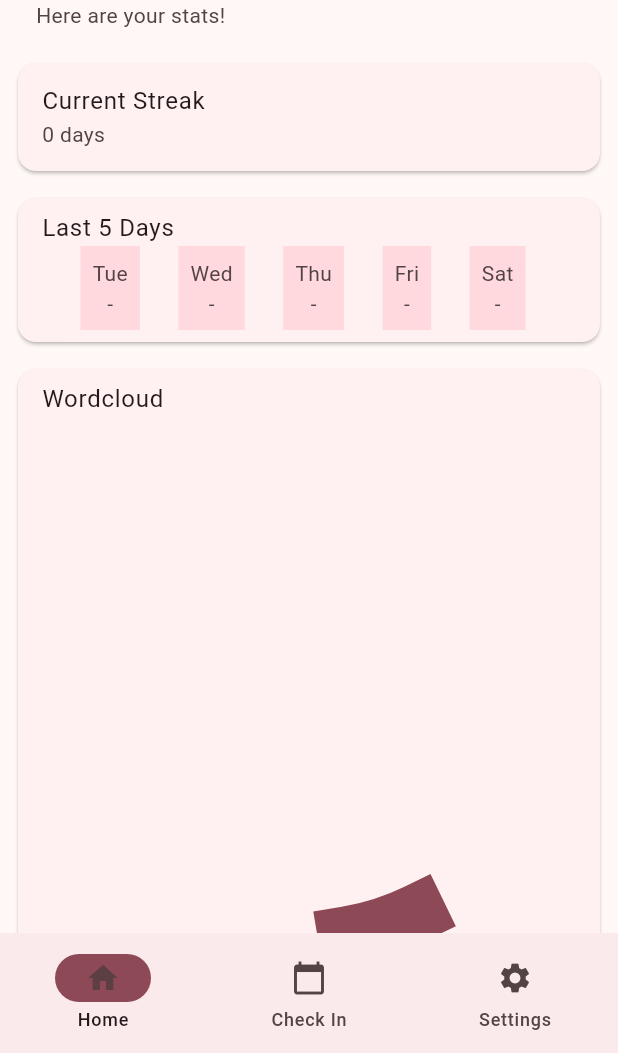
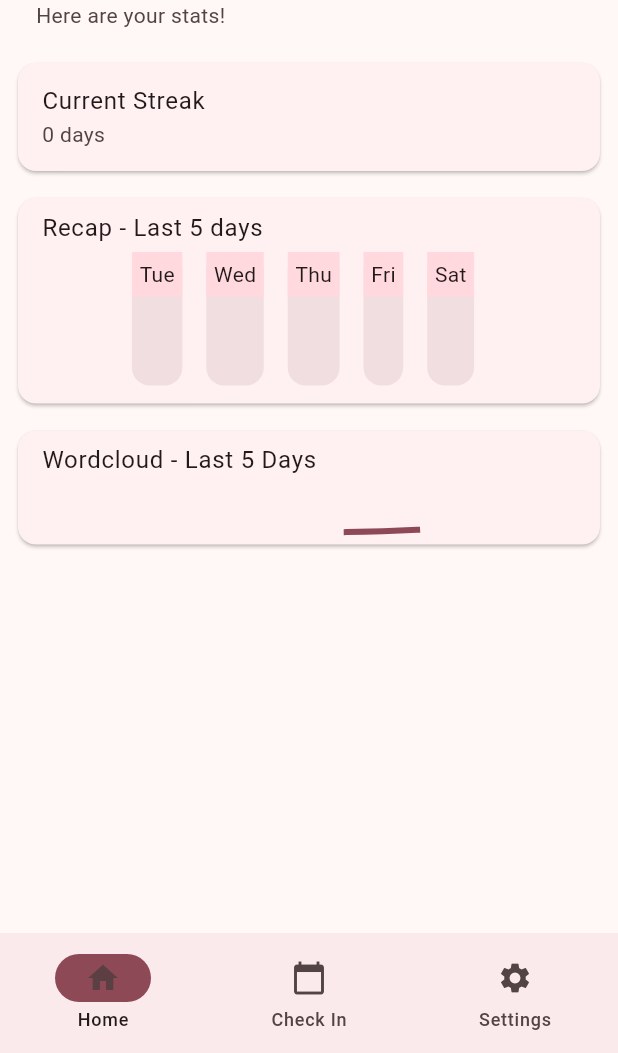
Before and after one commit to luna-mm/vibe_check, a Flutter app: the screen it shows after launch, on a phone screen of 412 x 824 dp, the part 183-1236 px from its top. Run offline on Flutter 3.47's test engine with Material 3 defaults, Android fonts, the phone set to English and light mode, and no system bars; our stand-ins replace awesome_notifications, google_fonts, sqflite; missing offline and left inert: flutter_confetti, word_cloud; accounts and stored records are empty.

Commit message:
Refactored recap and wordcloud

```diff
--- a/lib/cards.dart
+++ b/lib/cards.dart
@@ -6,36 +6,7 @@ import 'package:word_cloud/word_cloud.dart';
 /// This file contains various "cards", widgets displayed on the Analysis page
 /// that display the user's statistics in varying ways.
 
-/// For development purposes only
-/// Card that displays all entries in the database
-class AllEntriesWidget extends StatelessWidget {
-  final List<Entry> entries;
-
-  const AllEntriesWidget({
-    required this.entries,
-    super.key
-  });
-
-  @override
-  Widget build(BuildContext context) {
-    return Scaffold(
-      appBar: AppBar(
-        title: const Text("All Entries"),
-      ),
-      body: ListView.builder(
-        itemCount: entries.length,
-        itemBuilder: (context, index) {
-          return ListTile(
-            title: Text('Entry ${index + 1}'),
-            subtitle: Text(entries[index].toString())
-          );
-        },
-      )
-    );
-  }
-}
-
-/// Card that displays the user's current and longest streaks
+// Card that displays the user's current and longest streaks
 class StreakCard extends StatelessWidget {
   final List<Entry> entries;
 
@@ -50,7 +21,6 @@ class StreakCard extends StatelessWidget {
       child: Column(
         children: <Widget>[
           ListTile(
-            /// TODO: Add text formatting (from theme)
             title: Text("Current Streak"),
             subtitle: Text("${getStreak(entries)} days"),
           )
@@ -60,100 +30,189 @@ class StreakCard extends StatelessWidget {
   }
 }
 
-/// Card that displays the user's emojis in the last 7 days
+// Card that displays the user's emojis the past x (currently 5) days
 class RecapCard extends StatelessWidget {
   final List<Entry> entries;
 
   const RecapCard({
     required this.entries,
-    super.key
+    super.key,
   });
 
   @override
   Widget build(BuildContext context) {
-    DateTime now = DateTime.now();
-    List<String> todayEmojis = getDay(entries, now).map((entry) => entry.emoji).toList();
-    List<String> yesterdayEmojis = getDay(entries, now.subtract(const Duration(days: 1))).map((entry) => entry.emoji).toList();
-    List<String> twoDaysAgoEmojis = getDay(entries, now.subtract(const Duration(days: 2))).map((entry) => entry.emoji).toList();
-    List<String> threeDaysAgoEmojis = getDay(entries, now.subtract(const Duration(days: 3))).map((entry) => entry.emoji).toList();
-    List<String> fourDaysAgoEmojis = getDay(entries, now.subtract(const Duration(days: 4))).map((entry) => entry.emoji).toList();
+    final now = DateTime.now();
+
+    // Generate list for the last x days
+    final int x = 5;
+    final days = List.generate(x, (i) {
+      final date = now.subtract(Duration(days: (x - 1) - i));
+      final emojis = getDay(entries, date).map((entry) => entry.emoji).toList();
+      return _RecapColumn(date: date, emojis: emojis);
+    });
 
     return Card(
+      child: ListTile(
+        title: Text("Recap - Last $x days"),
+        subtitle: Wrap(
+          alignment: WrapAlignment.center,
+          spacing: 8,
+          runSpacing: 8,
+          children: days
+        )
+      )
+    );
+  }
+}
+
+class _RecapColumn extends StatelessWidget {
+  final DateTime date;
+  final List<String> emojis;
+
+  const _RecapColumn({
+    required this.date,
+    required this.emojis,
+  });
+
+  @override
+  Widget build(BuildContext context) {
+    return Card.filled(
       child: Column(
-        children: <Widget>[
-          ListTile(
-            title: Text("Last 5 Days"),
-            subtitle: Row(
-              mainAxisAlignment: MainAxisAlignment.spaceEvenly,
-              children: <Widget>[
-                Container(
-                  padding: const EdgeInsets.all(8),
-                  color: Theme.of(context).colorScheme.secondaryContainer,
-                  child: Column(
-                    children: [
-                      Text(DateFormat('EEE').format(now.subtract(const Duration(days: 4)))),
-                      if (fourDaysAgoEmojis.isNotEmpty)
-                        Text(fourDaysAgoEmojis.join("\n"))
-                      else Text(" - "),
-                    ]
-                  )
-                ),
-                Container(
-                  padding: const EdgeInsets.all(8),
-                  color: Theme.of(context).colorScheme.secondaryContainer,
-                  child: Column(
-                    children: [
-                      Text(DateFormat('EEE').format(now.subtract(const Duration(days: 3)))),
-                      if (threeDaysAgoEmojis.isNotEmpty)
-                        Text(threeDaysAgoEmojis.join("\n"))
-                      else Text(" - "),
-                    ]
-                  )
-                ),
-                Container(
-                  padding: const EdgeInsets.all(8),
-                  color: Theme.of(context).colorScheme.secondaryContainer,
-                  child: Column(
-                    children: [
-                      Text(DateFormat('EEE').format(now.subtract(const Duration(days: 2)))),
-                      if (twoDaysAgoEmojis.isNotEmpty)
-                        Text(twoDaysAgoEmojis.join("\n"))
-                      else Text(" - "),
-                    ]
-                  )
-                ),
-                Container(
-                  padding: const EdgeInsets.all(8),
-                  color: Theme.of(context).colorScheme.secondaryContainer,
-                  child: Column(
-                    children: [
-                      Text(DateFormat('EEE').format(now.subtract(const Duration(days: 1)))),
-                      if (yesterdayEmojis.isNotEmpty)
-                        Text(yesterdayEmojis.join("\n"))
-                      else Text(" - "),
-                    ]
-                  )
-                ),
-                Container(
-                  padding: const EdgeInsets.all(8),
-                  color: Theme.of(context).colorScheme.secondaryContainer,
-                  child: Column(
-                    children: [
-                      Text(DateFormat('EEE').format(now)),
-                      if (todayEmojis.isNotEmpty)
-                        Text(todayEmojis.join("\n"))
-                      else Text(" - "),
-                    ]
-                  )
-                ),
-              ]
-            )
-          )
+        children: [
+          Container(
+            padding: EdgeInsets.all(5),
+            color: Theme.of(context).colorScheme.primaryContainer,
+            child: Text(DateFormat('EEE').format(date))
+          ),
+          Container(
+            padding: EdgeInsets.all(10),
+            child: Text(
+              style: Theme.of(context).textTheme.headlineLarge,
+              emojis.join("\n"))
+          ),
         ],
       ),
     );
   }
 }
+
+// /// Card that displays the user's emojis in the last 7 days
+// class RecapCard extends StatelessWidget {
+//   final List<Entry> entries;
+
+//   const RecapCard({
+//     required this.entries,
+//     super.key
+//   });
+
+//   @override
+//   Widget build(BuildContext context) {
+//     DateTime now = DateTime.now();
+//     List<String> todayEmojis = getDay(entries, now).map((entry) => entry.emoji).toList();
+//     List<String> yesterdayEmojis = getDay(entries, now.subtract(const Duration(days: 1))).map((entry) => entry.emoji).toList();
+//     List<String> twoDaysAgoEmojis = getDay(entries, now.subtract(const Duration(days: 2))).map((entry) => entry.emoji).toList();
+//     List<String> threeDaysAgoEmojis = getDay(entries, now.subtract(const Duration(days: 3))).map((entry) => entry.emoji).toList();
+//     List<String> fourDaysAgoEmojis = getDay(entries, now.subtract(const Duration(days: 4))).map((entry) => entry.emoji).toList();
+
+//     final BoxDecoration decor = BoxDecoration(
+//       color: Theme.of(context).colorScheme.secondaryContainer,
+//       border: Border.all(color: Theme.of(context).colorScheme.secondaryContainer),
+//       borderRadius: BorderRadius.all(Radius.circular(10.0))
+//     );
+
+//     return Card(
+//       child: Column(
+//         children: <Widget>[
+//           ListTile(
+//             title: Text("Last 5 Days"),
+//             subtitle: Row(
+//               mainAxisAlignment: MainAxisAlignment.spaceEvenly,
+//               spacing: 10,
+//               children: <Widget>[
+//                 Expanded(
+//                   child: Container(
+//                     decoration: decor,
+//                     padding: EdgeInsets.all(10),
+//                     child: Column(
+//                       spacing: 10,
+//                       children: [
+//                         Text(DateFormat('EEE').format(now.subtract(const Duration(days: 4)))) ,
+//                         if (fourDaysAgoEmojis.isNotEmpty)
+//                           Text(fourDaysAgoEmojis.join("\n"))
+//                         else Text(" - "),
+//                       ]
+//                     )
+//                   ),
+//                 ),
+//                 Expanded(
+//                   child: Container(
+//                     decoration: decor,
+//                     padding: EdgeInsets.all(10),
+//                     child: Column(
+//                       spacing: 10,
+//                       children: [
+//                         Text(DateFormat('EEE').format(now.subtract(const Duration(days: 3)))),
+//                         if (threeDaysAgoEmojis.isNotEmpty)
+//                           Text(threeDaysAgoEmojis.join("\n"))
+//                         else Text(" - "),
+//                       ]
+//                     )
+//                   ),
+//                 ),
+//                 Expanded(
+//                   child: Container(
+//                     decoration: decor,
+//                     padding: EdgeInsets.all(10),
+//                     child: Column(
+//                       spacing: 10,
+//                       children: [
+//                         Text(DateFormat('EEE').format(now.subtract(const Duration(days: 2)))),
+//                         if (twoDaysAgoEmojis.isNotEmpty)
+//                           Text(twoDaysAgoEmojis.join("\n"))
+//                         else Text(" - "),
+//                       ]
+//                     )
+//                   ),
+//                 ),
+//                 Expanded(
+//                   child: Container(
+//                     decoration: decor,
+//                     padding: EdgeInsets.all(10),
+//                     child: Column(
+//                       spacing: 10,
+//                       children: [
+//                         Text(
+//                           DateFormat('EEE').format(now.subtract(const Duration(days: 1)))),
+//                         if (yesterdayEmojis.isNotEmpty)
+//                           Text(yesterdayEmojis.join("\n"))
+//                         else Text(" - "),
+//                       ]
+//                     )
+//                   ),
+//                 ),
+//                 Expanded(
+//                   child: Container(
+//                     decoration: decor,
+//                     padding: EdgeInsets.all(10),
+//                     child: Column(
+//                       spacing: 10,
+//                       children: [
+//                         Text(DateFormat('EEE').format(now)),
+//                         if (todayEmojis.isNotEmpty)
+//                           Text(todayEmojis.join("\n"))
+//                         else Text(" - "),
+//                       ]
+//                     )
+//                   ),
+//                 ),
+//               ]
+//             )
+//           )
+//         ],
+//       ),
+//     );
+//   }
+// }
 
 /// Card that displays a wordcloud of the user's entries the last 7 days
 class WordCloudCard extends StatefulWidget {
@@ -169,7 +228,8 @@ class WordCloudCard extends StatefulWidget {
 }
 
 class _WordCloudCardState extends State<WordCloudCard> {
-  Widget? _wordcloud;
+  WordCloudData? _data;
+  bool isDataReady = false;
 
   @override
   void initState() {
@@ -179,14 +239,15 @@ class _WordCloudCardState extends State<WordCloudCard> {
 
   void _initializeData() {
     setState(() {
-      _wordcloud = null;
+      _data = null;
     });
   }
 
   Future<void> makeWordcloud(List<Entry> entries) async {
-    Widget out = await getWordcloudWidget(entries);
+    WordCloudData out = await getWordcloudWidget(entries);
     setState(() {
-      _wordcloud = out;
+      _data = out;
+      isDataReady = true;
     });
   }
 
@@ -200,38 +261,26 @@ class _WordCloudCardState extends State<WordCloudCard> {
       child: Column (
         children: <Widget>[
           ListTile(
-            title: Text("Wordcloud"),
-            subtitle: FittedBox(
-              child: (_wordcloud == null)
+            title: Text("Wordcloud - Last 5 Days"),
+            subtitle: (_data == null)
               ? CircularProgressIndicator()
-              : _wordcloud
-            )
+              : FittedBox(
+                fit: BoxFit.fitWidth,
+                child: WordCloudView(
+                    data: _data!,
+                    mapwidth: 200,
+                    mapheight: 110,
+                    mintextsize: 10,
+                    maxtextsize: 16,
+                    colorlist: [Theme.of(context).colorScheme.primary,
+                                Theme.of(context).colorScheme.secondary,
+                                Theme.of(context).colorScheme.tertiary],
+                ),
+              )
           )
         ]
       )
     );
-  }
-}
-
-
-class RecapWidget extends StatelessWidget {
-  final List<Entry> entries;
-  final List<int> indexes;
-
-  const RecapWidget({
-    super.key,
-    required this.entries,
-    required this.indexes
-  });
-
-  @override
-  Widget build(BuildContext context) {
-    return Expanded(
-    child: Container(
-      color: Theme.of(context).colorScheme.primary,
-
-    )
-  );
   }
 }
 
@@ -276,7 +325,7 @@ int getStreak(List<Entry> entries) {
 }
 
 // Returns words and their frequencies in the last 5 days
-Future<Widget> getWordcloudWidget(List<Entry> entries) async {
+Future<WordCloudData> getWordcloudWidget(List<Entry> entries) async {
   DateTime now = DateTime.now();
   List<String> sentences = getDay(entries, now).map((entry) => entry.sentence).toList() +
                            getDay(entries, now.subtract(const Duration(days: 1))).map((entry) => entry.sentence).toList() +
@@ -301,11 +350,40 @@ Future<Widget> getWordcloudWidget(List<Entry> entries) async {
   });
 
   WordCloudData data = WordCloudData(data: dataMap);
-  Widget cloud = WordCloudView(
-    data: data,
-    mapwidth: 2000,
-    mapheight: 1200,
-  );
+  // Widget cloud = WordCloudView(
+  //   data: data,
+  //   mapwidth: 2000,
+  //   mapheight: 1200,
+  // );
 
-  return cloud;
+  return data;
 }
+
+/// For development purposes only
+/// Card that displays all entries in the database
+class AllEntriesWidget extends StatelessWidget {
+  final List<Entry> entries;
+
+  const AllEntriesWidget({
+    required this.entries,
+    super.key
+  });
+
+  @override
+  Widget build(BuildContext context) {
+    return Scaffold(
+      appBar: AppBar(
+        title: const Text("All Entries"),
+      ),
+      body: ListView.builder(
+        itemCount: entries.length,
+        itemBuilder: (context, index) {
+          return ListTile(
+            title: Text('Entry ${index + 1}'),
+            subtitle: Text(entries[index].toString())
+          );
+        },
+      )
+    );
+  }
+}
```
Also changed, not shown: lib/main.dart (+18 -23 lines).
